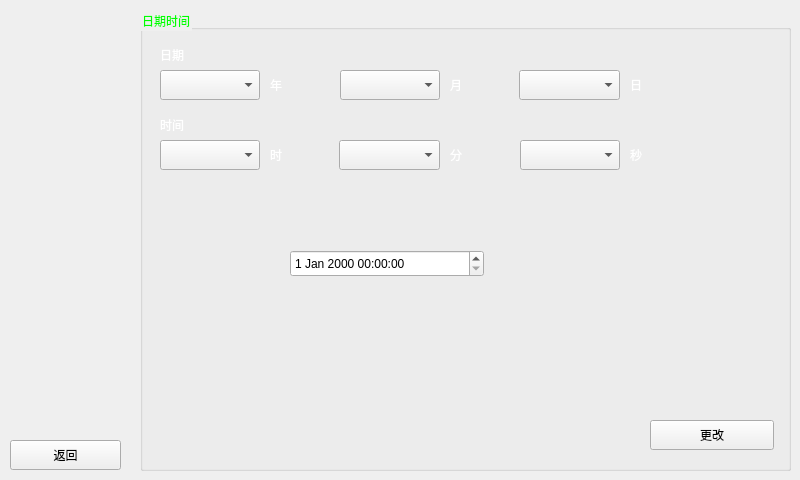
msq123sjl/zlkzq, file interface/src/ui/frmconfig.ui: the form before one commit.
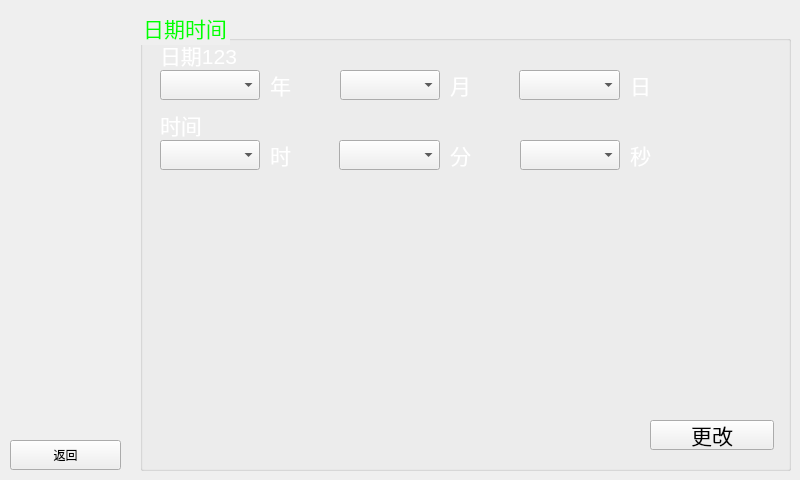
The form after the commit. The open tabs and pages were chosen to show the change. Icons and pictures are not drawn. Custom widgets are drawn as their Qt base class.

Diff of the .ui file:
```diff
--- a/interface/src/ui/frmconfig.ui
+++ b/interface/src/ui/frmconfig.ui
@@ -2101,6 +2101,11 @@
         <height>461</height>
        </rect>
       </property>
+      <property name="font">
+       <font>
+        <pointsize>16</pointsize>
+       </font>
+      </property>
       <property name="title">
        <string>日期时间</string>
       </property>
@@ -2114,7 +2119,7 @@
         </rect>
        </property>
        <property name="text">
-        <string>日期</string>
+        <string>日期123</string>
        </property>
       </widget>
       <widget class="QLabel" name="label_14">
@@ -2299,16 +2304,6 @@
         <string>秒</string>
        </property>
       </widget>
-      <widget class="QDateTimeEdit" name="dateTimeEdit">
-       <property name="geometry">
-        <rect>
-         <x>150</x>
-         <y>240</y>
-         <width>194</width>
-         <height>27</height>
-        </rect>
-       </property>
-      </widget>
      </widget>
     </widget>
     <widget class="QWidget" name="page_8">
```
Left out of the diff: 2 changed lines with no effect on the pictures.
